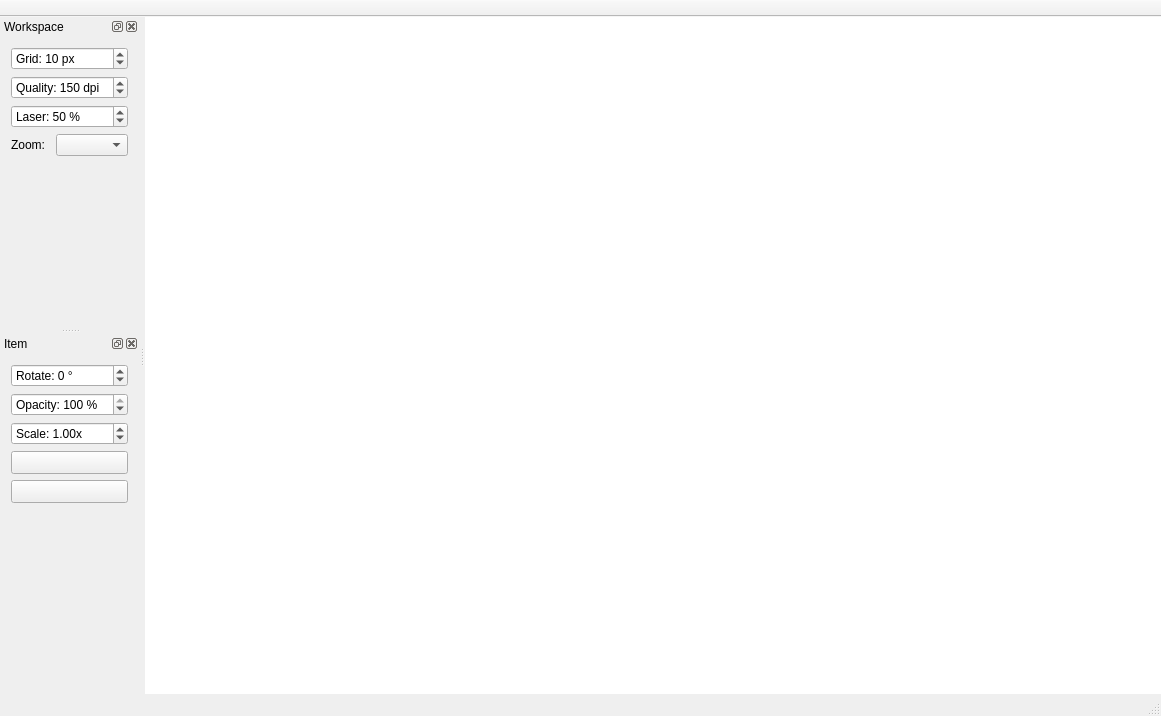
Old version of the form mainwindow.ui in the repository dev-0x7C6/laser-engraver.
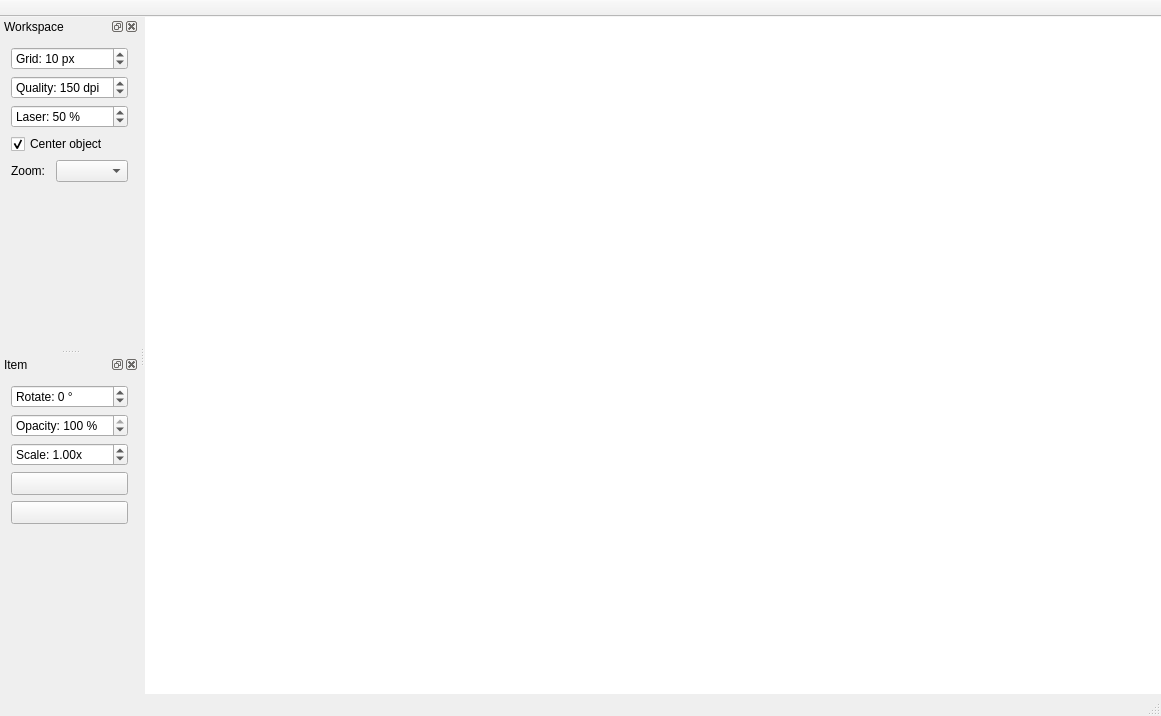
New version of the form.

Commit message: gcode: added support for object centeration on workspace.

The edit to the form file:
```diff
--- a/mainwindow.ui
+++ b/mainwindow.ui
@@ -154,6 +154,16 @@
        </property>
       </widget>
      </item>
+     <item>
+      <widget class="QCheckBox" name="center_object">
+       <property name="text">
+        <string>Center object</string>
+       </property>
+       <property name="checked">
+        <bool>true</bool>
+       </property>
+      </widget>
+     </item>
      <item>
       <layout class="QHBoxLayout" name="horizontalLayout_3">
        <item>
```
The commit also changes 4 other files.
